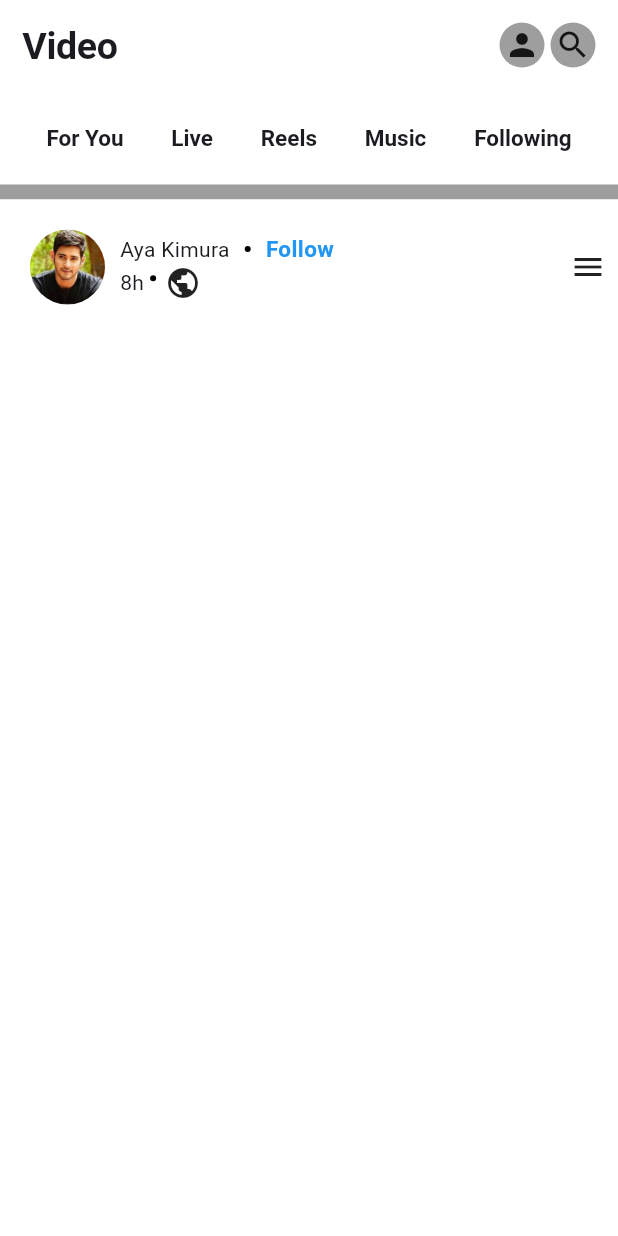
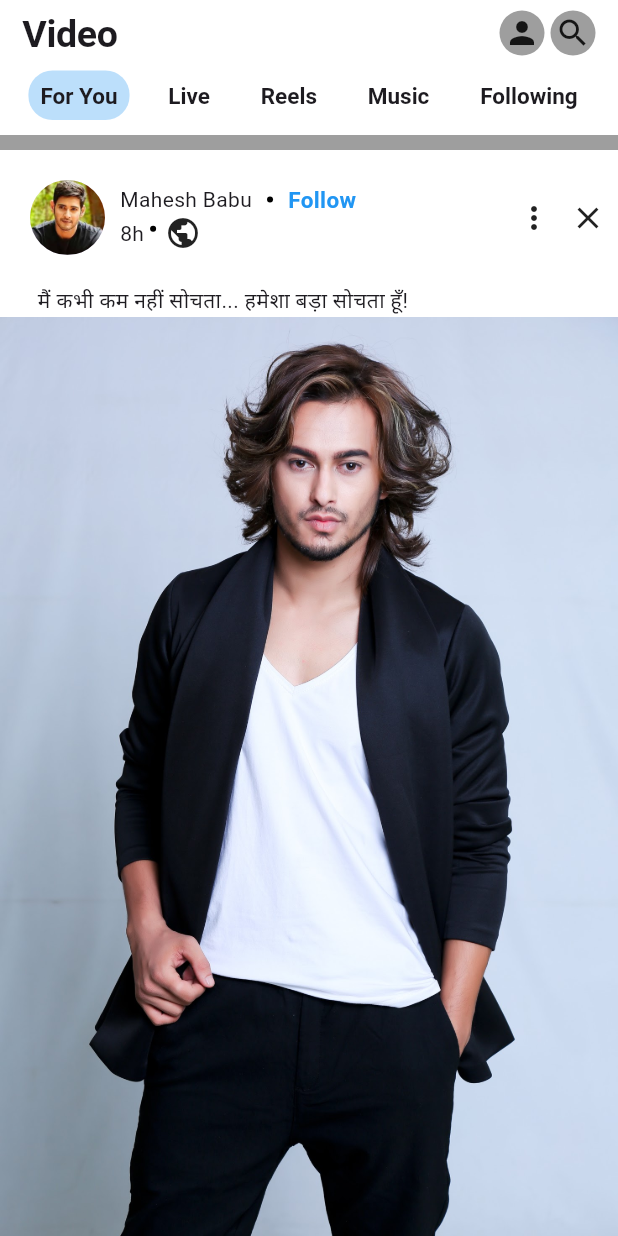
Before and after one commit to JayaramDhungana/facebook_clone, a Flutter app: the VideoScreen screen opened directly, on a phone screen of 412 x 824 dp. Run offline on Flutter 3.47's test engine with Material 3 defaults, Android fonts, the phone set to English and light mode, and no system bars; our stand-ins replace flutter_riverpod, image_picker; missing offline and left inert: crop_your_image.

Commit message:
facebook Video is successfully designed

```diff
--- /dev/null
+++ b/lib/Screens/reels_in_video_ui.dart
@@ -0,0 +1,58 @@
+import 'package:flutter/material.dart';
+import 'package:flutter/rendering.dart';
+
+Padding reelsInVideoUI({required BuildContext context}) {
+  List<String> imageLocations = [
+    "assets/ram1.jpg",
+    "assets/ram2.jpg",
+    "assets/ram3.jpg",
+    "assets/ram1.jpg",
+    "assets/ram2.jpg",
+    "assets/ram3.jpg",
+  ];
+  return Padding(
+    padding: EdgeInsets.all(9),
+    child: SizedBox(
+      child: Column(
+        children: [
+          Row(
+            children: [
+              Image(
+                image: AssetImage("assets/reels_icon.dart.jpg"),
+                height: 20,
+              ),
+              Text(
+                "Reels",
+                style: Theme.of(context).textTheme.bodyLarge!.copyWith(
+                  color: Colors.black,
+                  fontWeight: FontWeight.bold,
+                ),
+              ),
+            ],
+          ),
+          SizedBox(
+            height: 300,
+
+            child: ListView.builder(
+              scrollDirection: Axis.horizontal,
+              itemCount: imageLocations.length,
+              itemBuilder: (context, index) {
+                return Container(
+                  width: 300,
+                  margin: const EdgeInsets.only(right: 10),
+                  child: ClipRRect(
+                    borderRadius: BorderRadius.circular(12),
+                    child: Image.asset(
+                      imageLocations[index],
+                      fit: BoxFit.fitHeight,
+                    ),
+                  ),
+                );
+              },
+            ),
+          ),
+        ],
+      ),
+    ),
+  );
+}
--- a/lib/Screens/video_screen.dart
+++ b/lib/Screens/video_screen.dart
@@ -1,4 +1,6 @@
+import 'package:facebook_clone_up/Screens/reels_in_video_ui.dart';
 import 'package:facebook_clone_up/provider_for_facebook/facebook_video_provider.dart';
+import 'package:facebook_clone_up/reusable_widgets/like_comment_share_widgets.dart';
 import 'package:facebook_clone_up/reusable_widgets/videos_widgets.dart';
 import 'package:flutter/material.dart';
 import 'package:flutter_riverpod/flutter_riverpod.dart';
@@ -18,10 +20,11 @@ class _VideoScreenState extends ConsumerState<VideoScreen> {
         ref.watch(facebookVideoProvider).selectedIndex;
     return Scaffold(
       backgroundColor: Colors.white,
-      body: Column(
+      body: SingleChildScrollView(
+        child: Column(
           children: [
             Padding(
-            padding: const EdgeInsets.all(15.0),
+              padding: const EdgeInsets.only(right: 15, left: 15, top: 7),
               child: Row(
                 children: [
                   Text("Video", style: TextTheme.of(context).displayLarge),
@@ -50,7 +53,7 @@ class _VideoScreenState extends ConsumerState<VideoScreen> {
             ),
             //Video Text  bhanda Talako Menu haruko  Lagi
             Padding(
-            padding: const EdgeInsets.all(15.0),
+              padding: const EdgeInsets.symmetric(vertical: 10, horizontal: 10),
               child: Row(
                 mainAxisAlignment: MainAxisAlignment.spaceAround,
                 children: [
@@ -178,22 +181,56 @@ class _VideoScreenState extends ConsumerState<VideoScreen> {
               width: MediaQuery.of(context).size.width,
               color: Color.fromRGBO(158, 158, 158, 1),
             ),
+            //Main Video Wala Container ko Widget ho yo chai
             Container(
               color: Colors.white,
-            height: 400,
+
               width: MediaQuery.of(context).size.width,
               child: videoWidget(
                 imageLocation: "assets/mahesh_babu_profile_2.png",
-
                 name: "Mahesh Babu",
                 timeAgo: "12d",
                 status: "Learning Flutter",
-              thumbnail: Image.asset("assets/mahesh_babu_profile_2.png"),
+                thumbnail: Image.asset("assets/image.png"),
                 likers: "100M",
                 commentrs: "420K",
               ),
             ),
+            SizedBox(height: 10),
+            //Bichako Khali Thauko ho
+            Container(
+              height: 10,
+              width: MediaQuery.of(context).size.width,
+              color: Color.fromRGBO(158, 158, 158, 1),
+            ),
+            //Reelos ko Widget
+            reelsInVideoUI(context: context),
+            //Main Video Wala Container ko Widget ho yo chai
+            //Bichako Khali Thauko ho
+            Container(
+              height: 10,
+              width: MediaQuery.of(context).size.width,
+              color: Color.fromRGBO(158, 158, 158, 1),
+            ),
+            Container(
+              color: Colors.white,
+              width: MediaQuery.of(context).size.width,
+              child: Column(
+                children: [
+                  videoWidget(
+                    imageLocation: "assets/mahesh_babu_profile_2.png",
+                    name: "Mahesh Babu",
+                    timeAgo: "12d",
+                    status: "Learning Flutter",
+                    thumbnail: Image.asset("assets/image.png"),
+                    likers: "100M",
+                    commentrs: "420K",
+                  ),
                 ],
+              ),
+            ),
+          ],
+        ),
       ),
     );
   }
--- a/lib/main.dart
+++ b/lib/main.dart
@@ -1,5 +1,6 @@
 import 'package:facebook_clone_up/Screens/FriendPage.dart';
 import 'package:facebook_clone_up/Screens/HomePage.dart';
+
 // import 'package:facebook_clone_up/crop_image/crop_image2.dart';
 import 'package:flutter/material.dart';
 import 'package:flutter_riverpod/flutter_riverpod.dart';
@@ -26,6 +27,7 @@
         ),
       ),
       home: Homepage(),
+      // MaheshBabuVideo(),
     );
   }
 }
--- a/lib/provider_for_facebook/facebook_video_provider.dart
+++ b/lib/provider_for_facebook/facebook_video_provider.dart
@@ -2,7 +2,7 @@ import 'package:flutter/material.dart';
 import 'package:flutter_riverpod/flutter_riverpod.dart';
 
 class FacebookVideoProvider extends ChangeNotifier {
-  int selectedIndex = 0;
+  int selectedIndex = 1;
 
   void changeIndex(int index) {
     selectedIndex = index;
--- a/lib/reusable_widgets/videos_widgets.dart
+++ b/lib/reusable_widgets/videos_widgets.dart
@@ -1,3 +1,4 @@
+import 'package:facebook_clone_up/reusable_widgets/like_comment_share_widgets.dart';
 import 'package:flutter/material.dart';
 
 Column videoWidget({
@@ -13,7 +14,7 @@ Column videoWidget({
     children: [
       //mathiko photo name follow ra three dot ko lagi matra
       Padding(
-        padding: const EdgeInsets.only(top: 20, left: 20, bottom: 10),
+        padding: const EdgeInsets.only(top: 20, left: 20, bottom: 20),
         child: Container(
           child: Row(
             children: [
@@ -29,7 +30,7 @@ Column videoWidget({
                 children: [
                   Row(
                     children: [
-                      Text("Aya Kimura"),
+                      Text(name),
                       Padding(
                         padding: const EdgeInsets.symmetric(horizontal: 10),
                         child: Container(
@@ -77,14 +78,28 @@ Column videoWidget({
                 ],
               ),
               Spacer(),
+              PopupMenuButton(
+                itemBuilder: (BuildContext context) {
+                  return [PopupMenuItem(child: Text("Hello Sathi ke xa"))];
+                },
+              ),
               Padding(
                 padding: const EdgeInsets.only(right: 8),
-                child: Icon(Icons.menu),
+                child: Icon(Icons.close),
               ),
             ],
           ),
         ),
       ),
+      Padding(
+        padding: const EdgeInsets.only(left: 25),
+        child: Row(
+          mainAxisAlignment: MainAxisAlignment.start,
+          children: [Text("मैं कभी कम नहीं सोचता... हमेशा बड़ा सोचता हूँ!")],
+        ),
+      ),
+      thumbnail,
+      likeCommentShareWidget(likeCount: likers, commentCount: commentrs),
     ],
   );
 }
--- a/pubspec.yaml
+++ b/pubspec.yaml
@@ -38,6 +38,7 @@ dependencies:
   crop_image: ^1.0.16
   crop_your_image: ^2.0.0
   flutter_riverpod: ^2.6.1
+
 
 
 dev_dependencies:
```
Also changed, not shown: lib/Screens/HomeKoHome.dart (+14 -2 lines), lib/reusable_widgets/like_comment_share_widgets.dart (added, +46 -0 lines), assets/jayaram.png (added), assets/ram1.jpg (added), assets/ram2.jpg (added), assets/ram3.jpg (added), assets/reels_icon.dart.jpg (added), assets/thumbnail1.png (added), 1 other file. Lines whose indentation alone changed are shown as unchanged.
